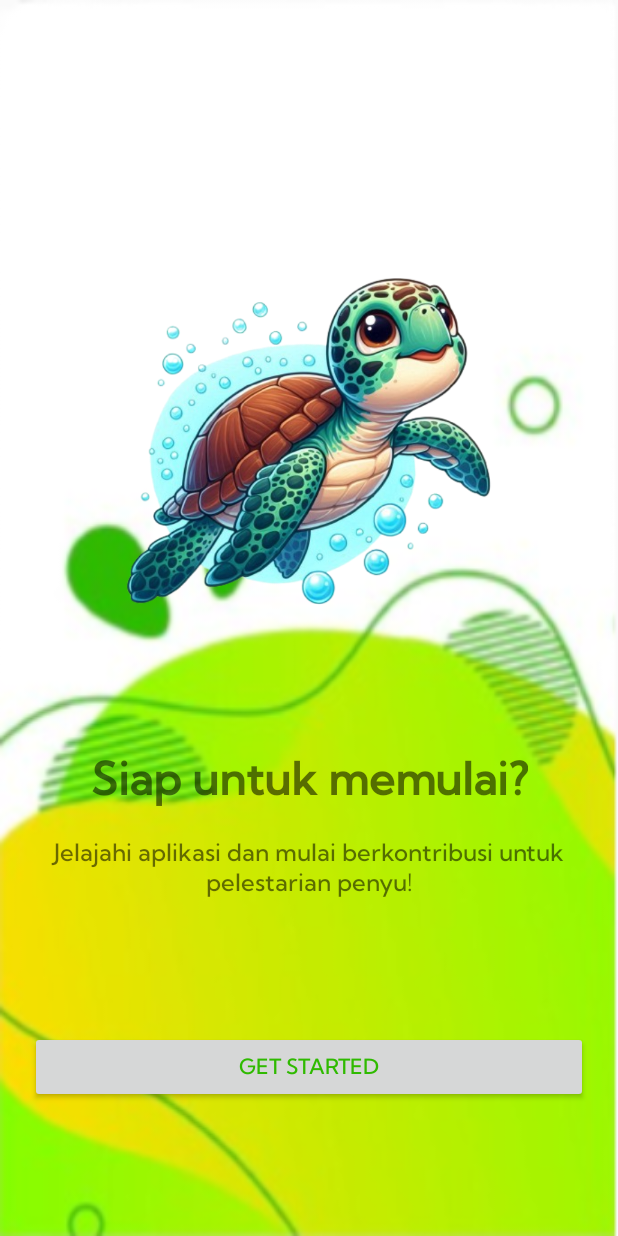
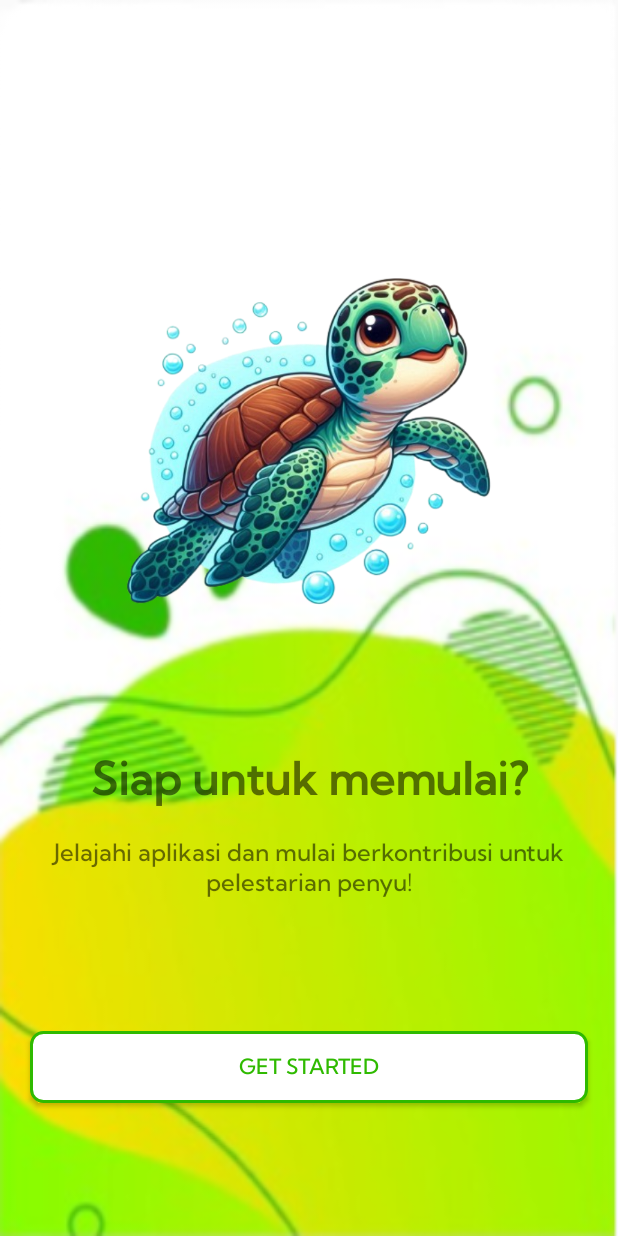
Before and after one commit to zani22ef/TA-PM1-22DX-MMC, an Android app: the fragment FifthScreenFragment shown on its own in the app's theme, on a phone screen of 412 x 824 dp. Run offline under Robolectric (Android 15) with nearby library versions, the phone set to English and light mode, and no system bars.

Commit message:
heru: set background style tombol GetSrated di FifthScreenFragment (Onboarding Tampilan Terakhir/GetStarted)

```diff
--- a/Program/app/src/main/res/layout/fragment_fifth_screen.xml
+++ b/Program/app/src/main/res/layout/fragment_fifth_screen.xml
@@ -52,6 +52,7 @@
         android:layout_marginEnd="20dp"
         android:textColor="@color/hijau"
         android:text="Get Started"
+        android:background="@drawable/btn_getstarted"
         app:layout_constraintBottom_toBottomOf="parent"
         app:layout_constraintEnd_toEndOf="parent"
         app:layout_constraintStart_toStartOf="parent"
```
